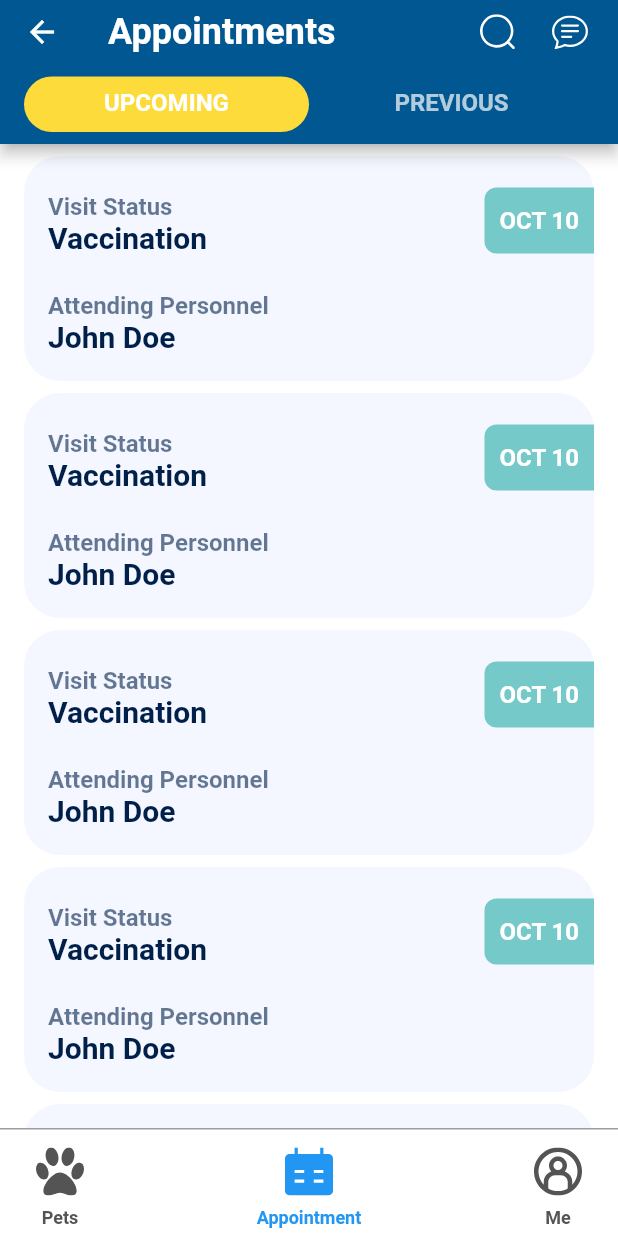
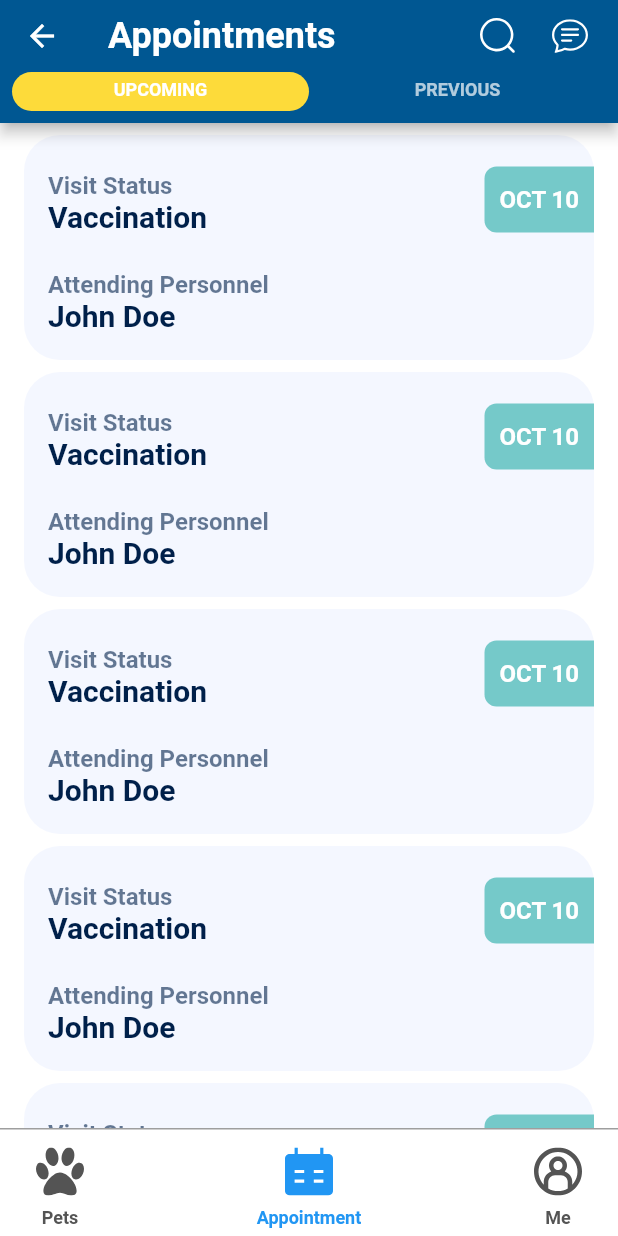
Before and after one commit to akosijho/flutter_optipets, a Flutter app: the AppointmentView screen opened by its route, on a phone screen of 412 x 824 dp. Run offline on Flutter 3.47's test engine with Material 2 defaults, Android fonts, the phone set to English and light mode, and no system bars; our stand-ins replace flutter_svg, get, stacked; Roboto replaces fonts that are missing (SF-Pro).

Commit message:
Refine appointment screen tab bar.

```diff
--- a/lib/main.dart
+++ b/lib/main.dart
@@ -4,6 +4,7 @@ import 'package:flutter_optipets/app/app.locator.dart';
 import 'package:flutter_optipets/app/app.router.dart';
 import 'package:flutter_optipets/core/services/navigation/navigation_sevice.dart';
 import 'package:flutter_optipets/utils/my_themes.dart';
+import 'package:flutter_optipets/views/appointment_screen/appointment_view.dart';
 import 'package:flutter_optipets/views/splash_screen/splash_screen_view.dart';
 import 'package:get/get_navigation/get_navigation.dart';
 
@@ -18,6 +19,7 @@ void main() {
       navigatorKey: locator<NavigationService>().navigatorKey,
       debugShowCheckedModeBanner: false,
       title: "Optipets",
+      home: AppointmentView()
     ));
   });
   //runApp(const MyApp());
--- a/lib/views/appointment_screen/appointments_screen_view_model.dart
+++ b/lib/views/appointment_screen/appointments_screen_view_model.dart
@@ -4,24 +4,24 @@ import 'package:flutter/material.dart';
 
 class AppointmentViewModel extends ChangeNotifier {
   final List<Widget> tabs = [
-    const Padding(
-      padding: EdgeInsets.all(8.0),
+     const SizedBox(
+      height: 24,
       child: Center(
-          child: Text(
+          child:  Text(
         'UPCOMING',
-        style: TextStyle(
-          fontSize: 16,
+        style:  TextStyle(
+          fontSize: 12,
           fontWeight: FontWeight.w700,
         ),
       )),
     ),
-    const Padding(
-      padding: EdgeInsets.all(8.0),
+    const SizedBox(
+      height: 24,
       child: Center(
-          child: Text(
+          child:  Text(
         'PREVIOUS',
-        style: TextStyle(
-          fontSize: 16,
+        style:  TextStyle(
+          fontSize: 12,
           fontWeight: FontWeight.w700,
         ),
       )),
```
Also changed, not shown: lib/views/widgets/top_appbar.dart (+9 -5 lines).
